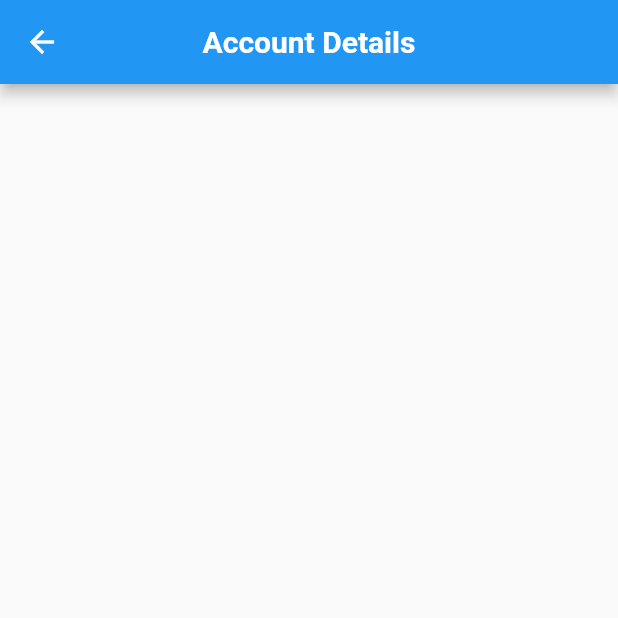
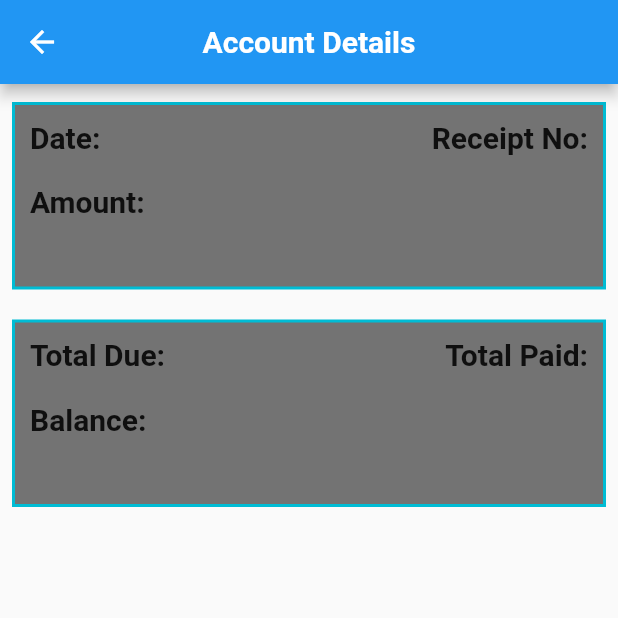
Before and after one commit to SaileshRokaya/ANS, a Flutter app: the FeePage screen opened directly, on a phone screen of 412 x 824 dp, the top half of it. Run offline on Flutter 3.47's test engine with Material 2 defaults, Android fonts, the phone set to English and light mode, and no system bars; our stand-ins replace carousel_slider, cloud_firestore, firebase_auth, firebase_core, fluttertoast; accounts and stored records are empty.

Commit message:
upgrade file of account.dart

```diff
--- a/lib/views/account.dart
+++ b/lib/views/account.dart
@@ -14,7 +14,117 @@ class FeePage extends StatelessWidget {
             fontSize: 20,
             fontWeight: FontWeight.bold,
           ),
-          )),
+        ),
+      ),
+      body: Padding(
+        padding: const EdgeInsets.only(left: 8, right: 8, top: 12, bottom: 12),
+        child: Column(
+          children: [
+            // User Receipt details
+            Container(
+              height: 125,
+              width: 450,
+              decoration: BoxDecoration(
+                color: Colors.black54,
+                border: Border.all(
+                  color: Colors.cyan,
+                  width: 2,
+                ),
+              ),
+              child: Column(
+                crossAxisAlignment: CrossAxisAlignment.start,
+                children: [
+                  // Date and Receipt Number
+                  Padding(
+                    padding: const EdgeInsets.all(10.0),
+                    child: Row(
+                      mainAxisAlignment: MainAxisAlignment.spaceBetween,
+                      children: [
+                        Text(
+                          "Date:",
+                          style: TextStyle(
+                              fontSize: 20, fontWeight: FontWeight.bold),
+                        ),
+                        SizedBox(
+                          height: 15,
+                        ),
+                        Text(
+                          "Receipt No:",
+                          style: TextStyle(
+                              fontSize: 20, fontWeight: FontWeight.bold),
+                        ),
+                      ],
+                    ),
+                  ),
+
+                  // Course and level
+                  Padding(
+                    padding: const EdgeInsets.all(10.0),
+                    child: Text(
+                      "Amount:",
+                      style:
+                          TextStyle(fontSize: 20, fontWeight: FontWeight.bold),
+                    ),
+                  ),
+                ],
+              ),
+            ),
+            SizedBox(
+              height: 20,
+            ),
+
+            // User Balance details
+            Container(
+              height: 125,
+              width: 450,
+              decoration: BoxDecoration(
+                color: Colors.black54,
+                border: Border.all(
+                  color: Colors.cyan,
+                  width: 2,
+                ),
+              ),
+              child: Column(
+                crossAxisAlignment: CrossAxisAlignment.start,
+                children: [
+                  // Total due and total paid
+                  Padding(
+                    padding: const EdgeInsets.all(10.0),
+                    child: Row(
+                      mainAxisAlignment: MainAxisAlignment.spaceBetween,
+                      children: [
+                        Text(
+                          "Total Due:",
+                          style: TextStyle(
+                              fontSize: 20, fontWeight: FontWeight.bold),
+                        ),
+                        SizedBox(
+                          height: 15,
+                        ),
+                        Text(
+                          "Total Paid:",
+                          style: TextStyle(
+                              fontSize: 20, fontWeight: FontWeight.bold),
+                        ),
+                      ],
+                    ),
+                  ),
+
+                  // Balance
+                  Padding(
+                    padding: const EdgeInsets.all(10.0),
+                    child: Text(
+                      "Balance:",
+                      style:
+                          TextStyle(fontSize: 20, fontWeight: FontWeight.bold),
+                    ),
+                  ),
+                ],
+              ),
+            ),
+          ],
+        ),
+      ),
     );
   }
 }
```
Lines whose indentation alone changed are shown as unchanged.
